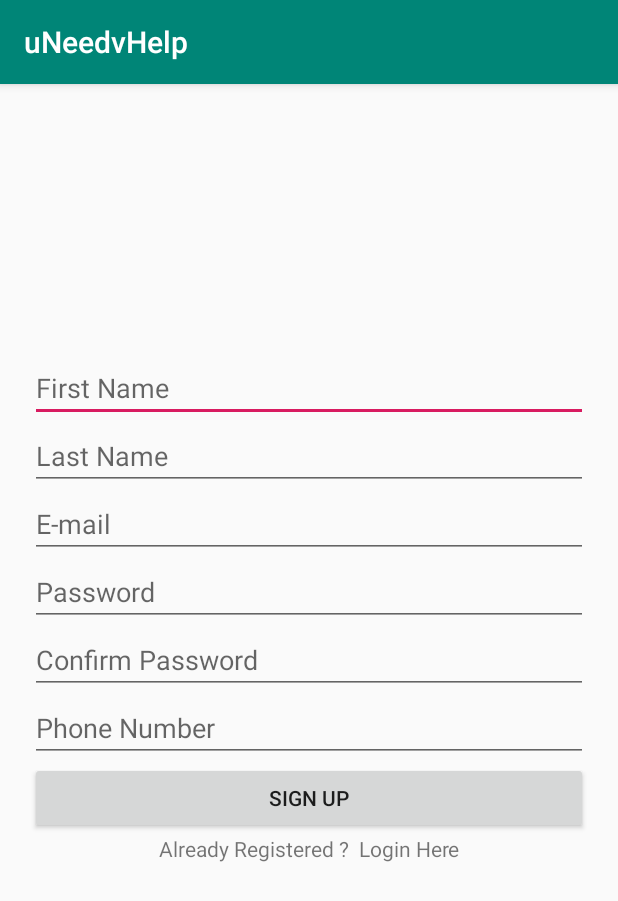
After one commit to tungpham142/uNeedvHelp, an Android app: the CustomerRegistrationActivity screen opened directly, with no data from a screen before it, on a phone screen of 412 x 824 dp. The commit adds this screen. Shown: the top 901 px of the screen. Run offline under Robolectric (Android 15) with nearby library versions, the phone set to English and light mode, and no system bars; our stand-ins replace Firebase (no records; nobody signed in at launch, a user with empty details on screens opened directly); 1 statement that could not run was skipped.

Commit message:
add simple registration

```diff
--- a/app/build.gradle
+++ b/app/build.gradle
@@ -1,10 +1,11 @@
 apply plugin: 'com.android.application'
+apply plugin: 'com.google.gms.google-services'
 
 android {
     compileSdkVersion 29
     buildToolsVersion "29.0.3"
     defaultConfig {
-        applicationId "com.example.uneedvhelp"
+        applicationId "com.company.uNeedvHelp"
         minSdkVersion 23
         targetSdkVersion 29
         versionCode 1
@@ -26,4 +27,6 @@ dependencies {
     testImplementation 'junit:junit:4.12'
     androidTestImplementation 'androidx.test.ext:junit:1.1.0'
     androidTestImplementation 'androidx.test.espresso:espresso-core:3.1.1'
+    implementation 'com.google.firebase:firebase-analytics:17.2.2'
+    implementation 'com.google.firebase:firebase-auth:19.2.0'
 }
--- /dev/null
+++ b/app/src/main/java/com/company/uneedvhelp/CustomerRegistrationActivity.java
@@ -0,0 +1,117 @@
+package com.company.uneedvhelp;
+
+import androidx.annotation.NonNull;
+import androidx.appcompat.app.AppCompatActivity;
+
+import android.content.Intent;
+import android.os.Bundle;
+import android.text.TextUtils;
+import android.util.Log;
+import android.view.View;
+import android.widget.Button;
+import android.widget.EditText;
+import android.widget.ProgressBar;
+import android.widget.TextView;
+import android.widget.Toast;
+
+import com.google.android.gms.tasks.OnCompleteListener;
+import com.google.android.gms.tasks.Task;
+import com.google.firebase.auth.AuthResult;
+import com.google.firebase.auth.FirebaseAuth;
+import com.google.firebase.iid.Registrar;
+
+public class CustomerRegistrationActivity extends AppCompatActivity {
+    EditText mFirstName, mLastName, mEmail, mPassword, mConfirmPassword, mPhone;
+    Button mRegisterBtn;
+    TextView mLoginBtn;
+    ProgressBar mProgressBar;
+    FirebaseAuth mAuth;
+
+    @Override
+    protected void onCreate(Bundle savedInstanceState) {
+        super.onCreate(savedInstanceState);
+        setContentView(R.layout.activity_customer_registration);
+
+        mFirstName = findViewById(R.id.firstName);
+        mLastName = findViewById(R.id.lastName);
+        mEmail = findViewById(R.id.email);
+        mPassword = findViewById(R.id.password);
+        mConfirmPassword = findViewById(R.id.confirm_pw);
+        mPhone = findViewById(R.id.phone);
+        mRegisterBtn = findViewById(R.id.signup_button);
+        mLoginBtn =  findViewById(R.id.login);
+        mProgressBar = findViewById(R.id.progressBar);
+        mAuth = FirebaseAuth.getInstance();
+
+        if(mAuth.getCurrentUser() != null){
+            startActivity(new Intent(getApplicationContext(), MainActivity.class));
+            finish();
+        }
+
+        mRegisterBtn.setOnClickListener(new View.OnClickListener() {
+            @Override
+            public void onClick(View v) {
+                String firstName = mFirstName.getText().toString().trim();
+                String lastName = mLastName.getText().toString().trim();
+                String email = mEmail.getText().toString().trim();
+                String password = mPassword.getText().toString();
+                String confirmPassword = mConfirmPassword.getText().toString();
+                String phone = mPhone.getText().toString().trim();
+
+                if(TextUtils.isEmpty(firstName)){
+                    mFirstName.setError("First Name is Required");
+                    return;
+                }
+
+                if(TextUtils.isEmpty(lastName)){
+                    mLastName.setError("Last Name is Required");
+                    return;
+                }
+
+                if(TextUtils.isEmpty(phone)){
+                    mPhone.setError("Phone Number is Required");
+                    return;
+                }
+
+                if(TextUtils.isEmpty(email)){
+                    mEmail.setError("Email is Required");
+                    return;
+                }
+
+                if(TextUtils.isEmpty(password)){
+                    mPassword.setError("Please Enter Your Password");
+                    return;
+                }
+
+                if(TextUtils.isEmpty(confirmPassword)){
+                    mConfirmPassword.setError("Please Enter Confirm Password");
+                    return;
+                }
+
+                if(password.length() < 6){
+                    mPassword.setError("Password must be longer than 6 characters");
+                    return;
+                }
+
+                if(!password.equals(confirmPassword)){
+                    mConfirmPassword.setError("Your Confirm Password does not match");
+                    return;
+                }
+
+                mProgressBar.setVisibility(View.VISIBLE);
+
+                mAuth.createUserWithEmailAndPassword(email, password).addOnCompleteListener(new OnCompleteListener<AuthResult>() {
+                    @Override
+                    public void onComplete(@NonNull Task<AuthResult> task) {
+                        if (task.isSuccessful()) {
+                            Toast.makeText(CustomerRegistrationActivity.this, "You are Signed Up. ", Toast.LENGTH_SHORT).show();
+                            startActivity(new Intent(getApplicationContext(), MainActivity.class));
+                        } else{
+                            Toast.makeText(CustomerRegistrationActivity.this, "Error! " + task.getException().getMessage(), Toast.LENGTH_SHORT).show();
+                        }
+                    }
+                });
+            }
+        });
+    }
+}
--- /dev/null
+++ b/app/src/main/res/layout/activity_customer_registration.xml
@@ -0,0 +1,81 @@
+<?xml version="1.0" encoding="utf-8"?>
+<LinearLayout xmlns:android="http://schemas.android.com/apk/res/android"
+    xmlns:app="http://schemas.android.com/apk/res-auto"
+    xmlns:tools="http://schemas.android.com/tools"
+    android:layout_width="match_parent"
+    android:layout_height="match_parent"
+    android:layout_marginLeft="20dp"
+    android:layout_marginRight="20dp"
+    android:gravity="center"
+    android:orientation="vertical"
+    tools:context="com.company.uneedvhelp.CustomerLoginActivity">
+
+    <EditText
+        android:id="@+id/firstName"
+        android:layout_width="match_parent"
+        android:layout_height="wrap_content"
+        android:ems="10"
+        android:hint="@string/firstname"
+        android:inputType="textPersonName" />
+
+    <EditText
+        android:id="@+id/lastName"
+        android:layout_width="match_parent"
+        android:layout_height="wrap_content"
+        android:ems="10"
+        android:hint="@string/lastname"
+        android:inputType="textPersonName" />
+
+    <EditText
+        android:id="@+id/email"
+        android:layout_width="match_parent"
+        android:layout_height="wrap_content"
+        android:ems="10"
+        android:hint="@string/email"
+        android:inputType="textEmailAddress" />
+
+    <EditText
+        android:id="@+id/password"
+        android:layout_width="match_parent"
+        android:layout_height="wrap_content"
+        android:ems="10"
+        android:hint="@string/password"
+        android:inputType="textPassword" />
+
+    <EditText
+        android:id="@+id/confirm_pw"
+        android:layout_width="match_parent"
+        android:layout_height="wrap_content"
+        android:ems="10"
+        android:hint="@string/confirmpassword"
+        android:inputType="textPassword" />
+
+    <EditText
+        android:id="@+id/phone"
+        android:layout_width="match_parent"
+        android:layout_height="wrap_content"
+        android:ems="10"
+        android:hint="@string/phone_number"
+        android:inputType="phone" />
+
+    <Button
+        android:id="@+id/signup_button"
+        android:layout_width="match_parent"
+        android:layout_height="wrap_content"
+        android:text="@string/sign_up" />
+
+    <TextView
+        android:id="@+id/login"
+        android:layout_width="match_parent"
+        android:layout_height="wrap_content"
+        android:gravity="center_horizontal"
+        android:text="Already Registered ?  Login Here" />
+
+    <ProgressBar
+        android:id="@+id/progressBar"
+        style="?android:attr/progressBarStyle"
+        android:layout_width="match_parent"
+        android:layout_height="wrap_content"
+        android:layout_marginTop="20dp"
+        android:visibility="invisible" />
+</LinearLayout>
--- a/app/src/main/res/values/strings.xml
+++ b/app/src/main/res/values/strings.xml
@@ -1,3 +1,13 @@
 <resources>
     <string name="app_name">uNeedvHelp</string>
+    <string name="email">E-mail</string>
+    <string name="password">Password</string>
+    <string name="login_button">Login</string>
+    <string name="sign_up">Sign Up</string>
+    <string name="forgot_password">Forgot Password</string>
+    <string name="remember_me">Remember Me</string>
+    <string name="firstname">First Name</string>
+    <string name="lastname">Last Name</string>
+    <string name="confirmpassword">Confirm Password</string>
+    <string name="phone_number">Phone Number</string>
 </resources>
--- a/build.gradle
+++ b/build.gradle
@@ -8,6 +8,7 @@ buildscript {
     }
     dependencies {
         classpath 'com.android.tools.build:gradle:3.5.3'
+        classpath 'com.google.gms:google-services:4.3.3'
 
         // NOTE: Do not place your application dependencies here; they belong
         // in the individual module build.gradle files
```
Also changed, not shown: app/src/main/AndroidManifest.xml (+7 -3 lines), app/src/main/java/com/company/uneedvhelp/CustomerLoginActivity.java (renamed from app/src/main/java/com/example/uneedvhelp/MainActivity.java, +4 -3 lines), app/src/main/java/com/company/uneedvhelp/MainActivity.java (added, +33 -0 lines), app/src/main/res/layout/activity_customer_login.xml (added, +54 -0 lines), app/src/main/res/layout/activity_main.xml (+15 -10 lines), 4 other files.
